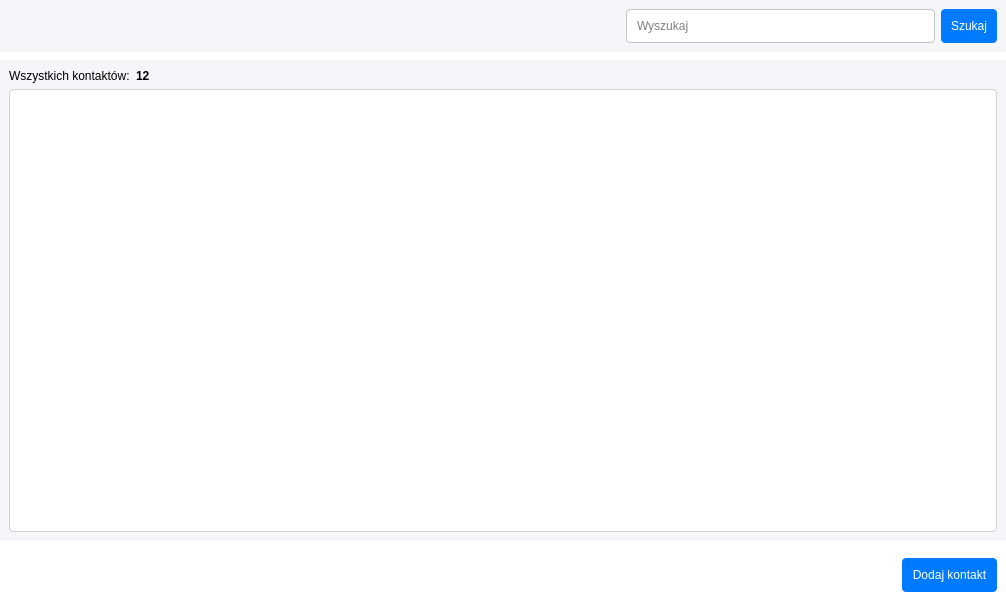
Before: the Qt Designer form contactswidget.ui in Karoleqk/Baza-Kontaktow, drawn with Qt 5.
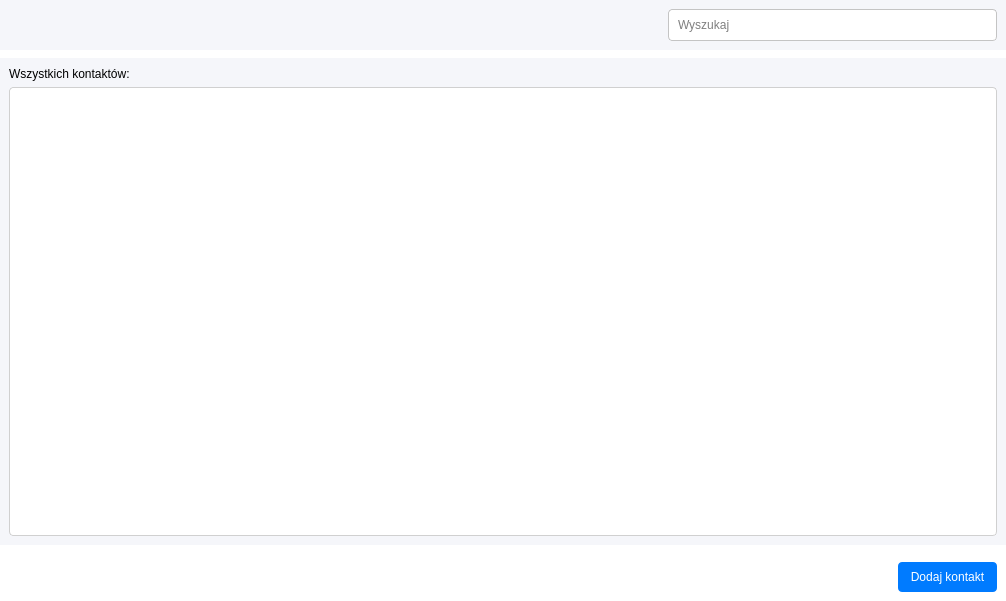
After: the same form once the commit is applied. Icons and pictures are not drawn.

Commit message: implement EditContact dialog, enhance ui styling, and add contact search functionality

```diff
--- a/contactswidget.ui
+++ b/contactswidget.ui
@@ -45,7 +45,7 @@
 QPushButton {
 	background-color: #007BFF; 
 	color: white;
-	padding: 10px;
+	padding: 8px 12px;
 	border-radius: 4px;
 	text-align: center;
 	text-decoration: none;
@@ -66,7 +66,7 @@
 }
 
 #btnSearch {
-	padding: 10px;
+	padding: 8px 12px;
 }
 
 #labelTotal {
@@ -78,7 +78,7 @@
 	background-color: white;
 	border-radius: 6px;
 	border-radius: 4px;
-    padding: 8px;
+    padding: 7px;
 }
     
 QLineEdit:focus {
@@ -216,13 +216,6 @@
         </property>
        </widget>
       </item>
-      <item>
-       <widget class="QPushButton" name="btnSearch">
-        <property name="text">
-         <string>Szukaj</string>
-        </property>
-       </widget>
-      </item>
      </layout>
     </widget>
    </item>
@@ -247,7 +240,7 @@
         <item row="0" column="1">
          <widget class="QLabel" name="labelTotal">
           <property name="text">
-           <string>12</string>
+           <string/>
           </property>
          </widget>
         </item>
```
Left out of the diff: 2 changed lines with no effect on the pictures. The commit also changes 11 other files.
